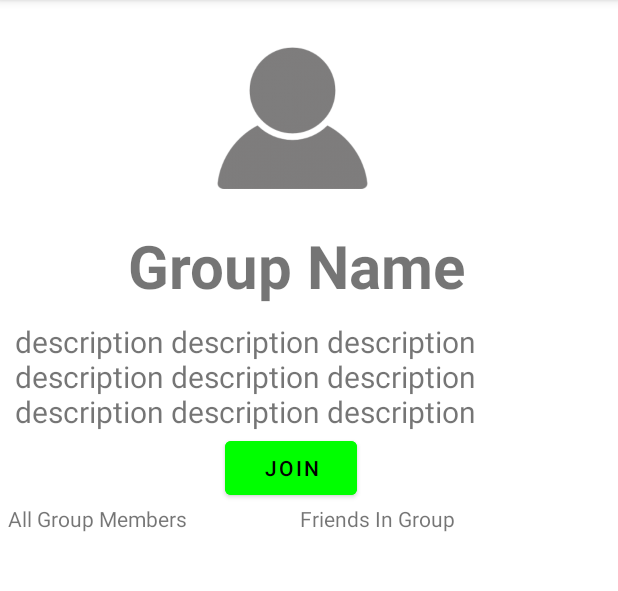
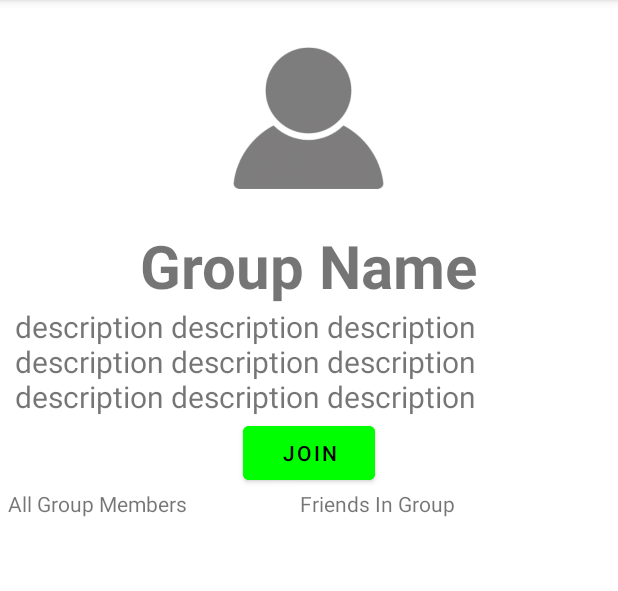
Before and after one commit to aphn490/drinkmate, an Android app: the GroupMainPage screen opened directly, with no data from a screen before it, on a phone screen of 412 x 824 dp, the part 84-675 px from its top. Run offline under Robolectric (Android 15) with nearby library versions, the phone set to English and light mode, and no system bars; our stand-ins replace Firebase (no records; nobody signed in at launch, a user with empty details on screens opened directly); 4 statements that could not run were skipped.

Commit message:
Changed Layout and Fix RecyclerView
Change layout of group main page to be scrollable and now the recyclerviews read from the db and  display usrs correctly. Still need to format to make look nice >!

```diff
--- a/app/src/main/java/com/example/drinkmate/GroupMainPage.kt
+++ b/app/src/main/java/com/example/drinkmate/GroupMainPage.kt
@@ -11,6 +11,7 @@ import android.widget.Button
 import android.widget.TextView
 import androidx.annotation.RequiresApi
 import androidx.core.view.get
+import androidx.recyclerview.widget.LinearLayoutManager
 import androidx.recyclerview.widget.RecyclerView
 import com.google.firebase.auth.FirebaseAuth
 import com.google.firebase.firestore.*
@@ -46,6 +47,10 @@ class GroupMainPage : AppCompatActivity() {
         // Initialize both recycler views and set on click listeners
         allGroupMembers = findViewById(R.id.AllGroupMembers)
         friendsInGroup = findViewById(R.id.MutualFriends)
+        allGroupMembers.layoutManager = LinearLayoutManager(this)
+        friendsInGroup.layoutManager = LinearLayoutManager(this)
+        allGroupMembers.setHasFixedSize(true)
+        friendsInGroup.setHasFixedSize(true)
         memberArrayList = arrayListOf()
         friendsArrayList = arrayListOf()
         myUserAdapter1 = UserAdapter(memberArrayList)
@@ -77,7 +82,7 @@ class GroupMainPage : AppCompatActivity() {
             }
         })
 
-        //eventChangeListener()
+        eventChangeListener()
 
         interactButton.setOnClickListener{
             if (CURRENT_STATE == "not_a_member"){
--- a/app/src/main/res/layout/activity_group_main_page.xml
+++ b/app/src/main/res/layout/activity_group_main_page.xml
@@ -1,11 +1,16 @@
 <?xml version="1.0" encoding="utf-8"?>
-<LinearLayout xmlns:android="http://schemas.android.com/apk/res/android"
+<ScrollView xmlns:android="http://schemas.android.com/apk/res/android"
     xmlns:app="http://schemas.android.com/apk/res-auto"
     xmlns:tools="http://schemas.android.com/tools"
+    android:id="@+id/GroupScroll"
+    android:layout_width="match_parent"
+    android:layout_height="wrap_content"
+    tools:context=".GroupMainPage">
+
+    <LinearLayout
         android:layout_width="match_parent"
         android:layout_height="match_parent"
-    android:orientation="vertical"
-    tools:context=".GroupMainPage">
+        android:orientation="vertical" >
 
         <ImageView
             android:id="@+id/GroupIcon"
@@ -13,7 +18,7 @@
             android:layout_height="150dp"
             android:src="@drawable/icon"
             android:paddingTop="10dp"
-        android:layout_marginLeft="120dp"
+            android:layout_gravity="center"
             />
 
         <TextView
@@ -23,8 +28,7 @@
             android:text="Group Name"
             android:textStyle="bold"
             android:textSize="40dp"
-        android:layout_marginLeft="85dp"
-        android:layout_marginBottom="10dp"
+            android:layout_gravity="center"
             />
 
         <TextView
@@ -43,7 +47,7 @@
             android:text="Join"
             android:backgroundTint="#00FF00"
             android:textColor="@color/black"
-        android:layout_marginLeft="150dp"
+            android:layout_gravity="center"
             />
 
         <LinearLayout
@@ -86,7 +90,9 @@
                     tools:listitem="@layout/all_users_display_layout" />
             </LinearLayout>
 
+        </LinearLayout>
 
     </LinearLayout>
 
-</LinearLayout>
+
+</ScrollView>
```
Lines whose indentation alone changed are shown as unchanged.
